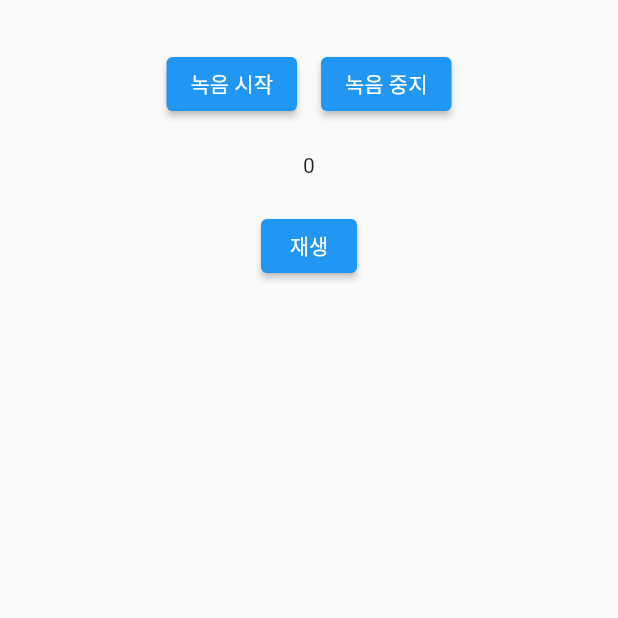
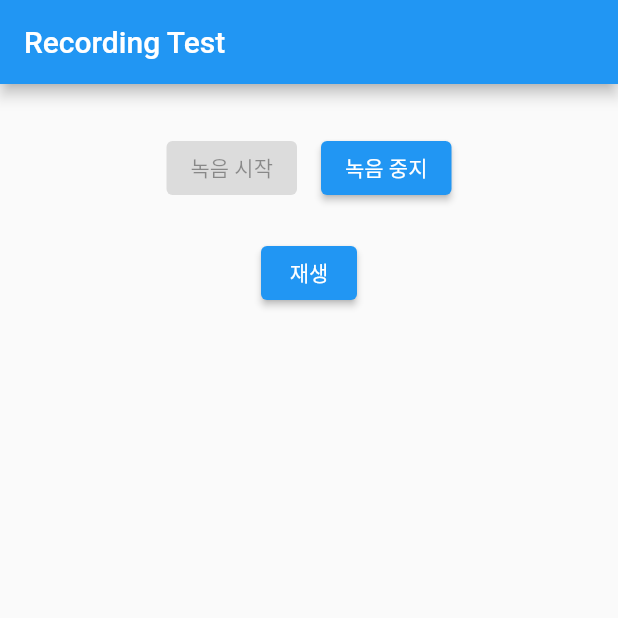
Before and after one commit to ThinkingDobby/Recording-test-flutter, a Flutter app: the screen it shows after launch, after a tap on "녹음 시작", on a phone screen of 412 x 824 dp, the top half of it. Run offline on Flutter 3.47's test engine with Material 2 defaults, Android fonts, the phone set to English and light mode, and no system bars; our stand-ins replace assets_audio_player, permission_handler; missing offline and left inert: flutter_sound.

Commit message:
버튼 최적화

```diff
--- a/lib/recorder.dart
+++ b/lib/recorder.dart
@@ -4,7 +4,6 @@ import 'dart:io';
 import 'package:flutter/material.dart';
 import 'package:path/path.dart';
 import 'package:permission_handler/permission_handler.dart';
-import 'package:intl/intl.dart' show DateFormat;
 import 'package:intl/date_symbol_data_local.dart';
 
 import 'package:flutter_sound/flutter_sound.dart';
@@ -19,10 +18,10 @@ class _RecorderState extends State<Recorder> {
   late FlutterSoundRecorder _recordingSession;
   final recordingPlayer = AssetsAudioPlayer();
 
+  bool _isRecording = false;
   bool _isPlaying = false;
 
   late String filePath;
-  String _timerText = '0';
 
 
   @override
@@ -34,6 +33,7 @@ class _RecorderState extends State<Recorder> {
   @override
   Widget build(BuildContext context) {
     return Scaffold(
+      appBar: AppBar(title: const Text("Recording Test")),
       body: Column(
         crossAxisAlignment: CrossAxisAlignment.center,
         children: <Widget>[
@@ -41,13 +41,11 @@ class _RecorderState extends State<Recorder> {
           Row(
             mainAxisAlignment: MainAxisAlignment.center,
             children: <Widget>[
-              ElevatedButton(onPressed: startRecording, child: Text("녹음 시작")),
+              ElevatedButton(onPressed: _isRecording ? null : startRecording, child: Text("녹음 시작")),
               const SizedBox(width:16),
-              ElevatedButton(onPressed: stopRecording, child: Text("녹음 중지")),
+              ElevatedButton(onPressed: _isRecording ? stopRecording : null, child: Text("녹음 중지")),
             ],
           ),
-          const SizedBox(height: 22),
-          Text(_timerText),
           const SizedBox(height: 22),
           ElevatedButton(
               onPressed: () {
@@ -83,6 +81,9 @@ class _RecorderState extends State<Recorder> {
   }
 
   Future<void> startRecording() async {
+    setState(() {
+      _isRecording = true;
+    });
     Directory directory = Directory(dirname(filePath));
     if (!directory.existsSync()) {
       directory.createSync();
@@ -92,20 +93,12 @@ class _RecorderState extends State<Recorder> {
       toFile: filePath,
       codec: Codec.pcm16WAV,
     );
-    StreamSubscription recorderSubscription =
-    _recordingSession.onProgress!.listen((e) {
-      var date = DateTime.fromMillisecondsSinceEpoch(
-          e.duration.inMilliseconds,
-          isUtc: true);
-      var timeText = DateFormat('mm:ss:SS', 'en_GB').format(date);
-      setState(() {
-        _timerText = timeText.substring(0, 8);
-      });
-    });
-    recorderSubscription.cancel();
   }
 
   Future<String?> stopRecording() async {
+    setState(() {
+      _isRecording = false;
+    });
     _recordingSession.closeAudioSession();
     return await _recordingSession.stopRecorder();
   }
@@ -116,6 +109,11 @@ class _RecorderState extends State<Recorder> {
       autoStart: true,
       showNotification: true,
     );
+    recordingPlayer.playlistAudioFinished.listen((event) {
+      setState(() {
+        _isPlaying = false;
+      });
+    });
   }
 
   Future<void> stopPlaying() async {
```
